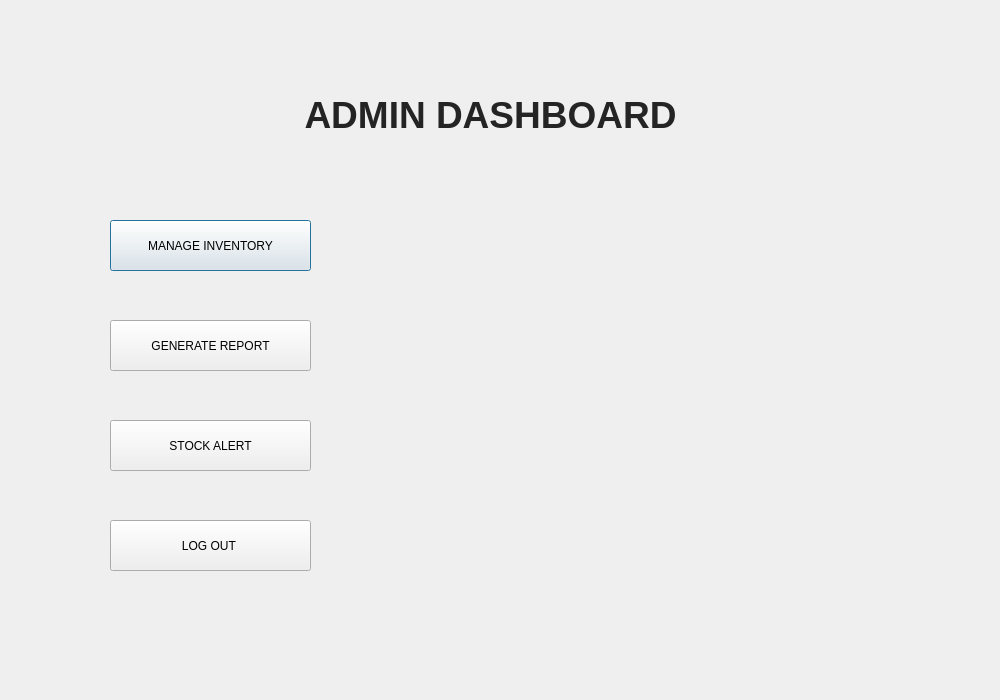
This is admin_dash.ui in mesum-abbas/Canteen_Managment_System as Qt 5 draws it before an edit. The edited form follows.
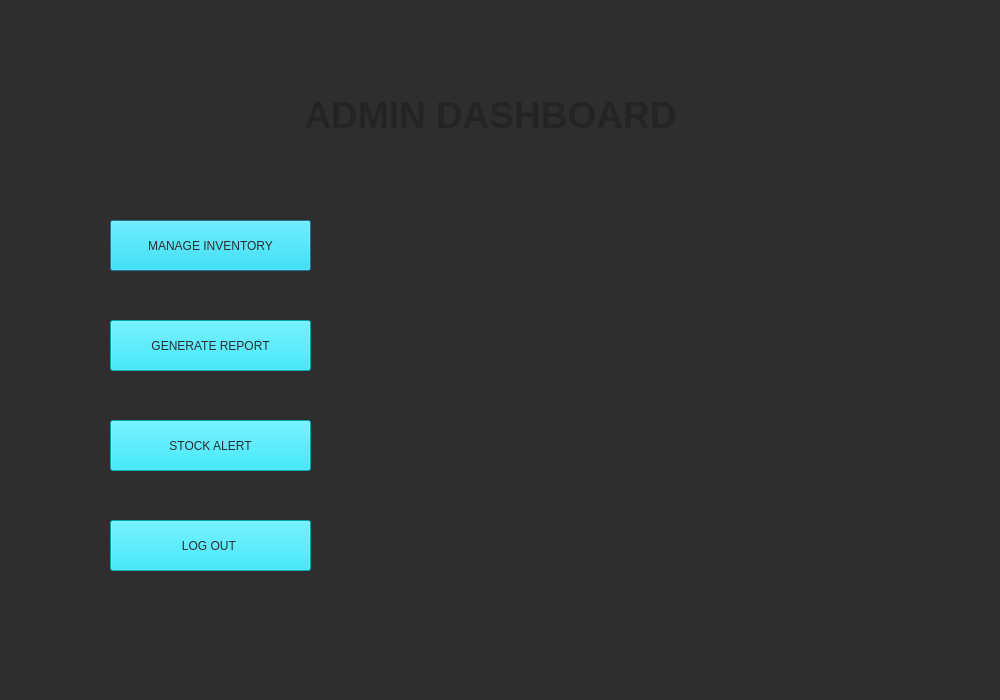
This is the edited form.

Diff of the .ui file:
```diff
--- a/admin_dash.ui
+++ b/admin_dash.ui
@@ -13,6 +13,9 @@
   <property name="windowTitle">
    <string>Dialog</string>
   </property>
+  <property name="styleSheet">
+   <string notr="true">background-color: rgb(46, 46, 46);</string>
+  </property>
   <widget class="QLabel" name="label">
    <property name="geometry">
     <rect>
@@ -22,6 +25,11 @@
      <height>71</height>
     </rect>
    </property>
+   <property name="styleSheet">
+    <string notr="true">color: rgb(255, 255, 255);
+color: rgb(255, 255, 255);
+</string>
+   </property>
    <property name="text">
     <string>&lt;html&gt;&lt;head/&gt;&lt;body&gt;&lt;p align=&quot;center&quot;&gt;&lt;span style=&quot; font-size:28pt; font-weight:700; color:#242424;&quot;&gt;ADMIN DASHBOARD&lt;/span&gt;&lt;/p&gt;&lt;/body&gt;&lt;/html&gt;</string>
    </property>
@@ -35,6 +43,12 @@
      <height>51</height>
     </rect>
    </property>
+   <property name="styleSheet">
+    <string notr="true">font: 12pt &quot;Segoe UI&quot;;
+font: 12pt &quot;Segoe UI&quot;;
+background-color: rgb(0, 229, 255);
+color: rgb(46, 46, 46);</string>
+   </property>
    <property name="text">
     <string>MANAGE INVENTORY</string>
    </property>
@@ -48,6 +62,13 @@
      <height>51</height>
     </rect>
    </property>
+   <property name="styleSheet">
+    <string notr="true">font: 12pt &quot;Segoe UI&quot;;
+font: 12pt &quot;Segoe UI&quot;;
+background-color: rgb(0, 229, 255);
+color: rgb(46, 46, 46);
+</string>
+   </property>
    <property name="text">
     <string>GENERATE REPORT</string>
    </property>
@@ -61,6 +82,12 @@
      <height>51</height>
     </rect>
    </property>
+   <property name="styleSheet">
+    <string notr="true">font: 12pt &quot;Segoe UI&quot;;
+font: 12pt &quot;Segoe UI&quot;;
+background-color: rgb(0, 229, 255);
+color: rgb(46, 46, 46);</string>
+   </property>
    <property name="text">
     <string>STOCK ALERT</string>
    </property>
@@ -74,6 +101,12 @@
      <height>51</height>
     </rect>
    </property>
+   <property name="styleSheet">
+    <string notr="true">font: 12pt &quot;Segoe UI&quot;;
+font: 12pt &quot;Segoe UI&quot;;
+background-color: rgb(0, 229, 255);
+color: rgb(46, 46, 46);</string>
+   </property>
    <property name="text">
     <string>LOG OUT </string>
    </property>
```
